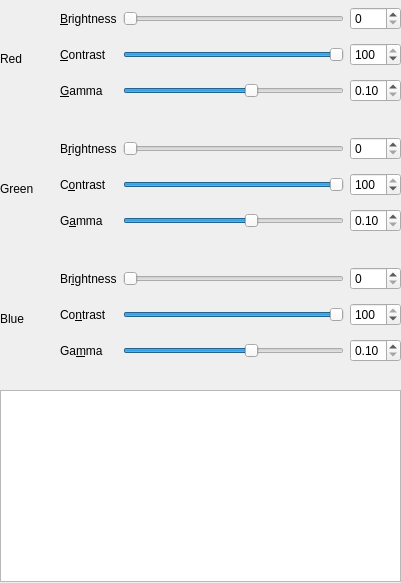
Above: kolorcontrol/ui/main.ui from Ablinne/kolorcontrol before the change. Below: the same form after it.
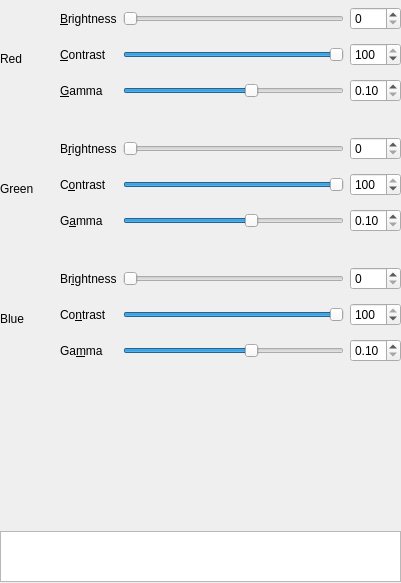
That is the form after the change.

Commit message: Added plot canvas

What changed in the file:
```diff
--- a/kolorcontrol/ui/main.ui
+++ b/kolorcontrol/ui/main.ui
@@ -420,9 +420,9 @@
     <property name="geometry">
      <rect>
       <x>0</x>
-      <y>390</y>
+      <y>531</y>
       <width>401</width>
-      <height>192</height>
+      <height>51</height>
      </rect>
     </property>
     <property name="readOnly">
@@ -435,6 +435,17 @@
      <string/>
     </property>
    </widget>
+   <widget class="QWidget" name="verticalLayoutWidget">
+    <property name="geometry">
+     <rect>
+      <x>0</x>
+      <y>370</y>
+      <width>401</width>
+      <height>161</height>
+     </rect>
+    </property>
+    <layout class="QVBoxLayout" name="plotLayout"/>
+   </widget>
   </widget>
  </widget>
  <resources/>
```
The commit also changes 1 other file.
